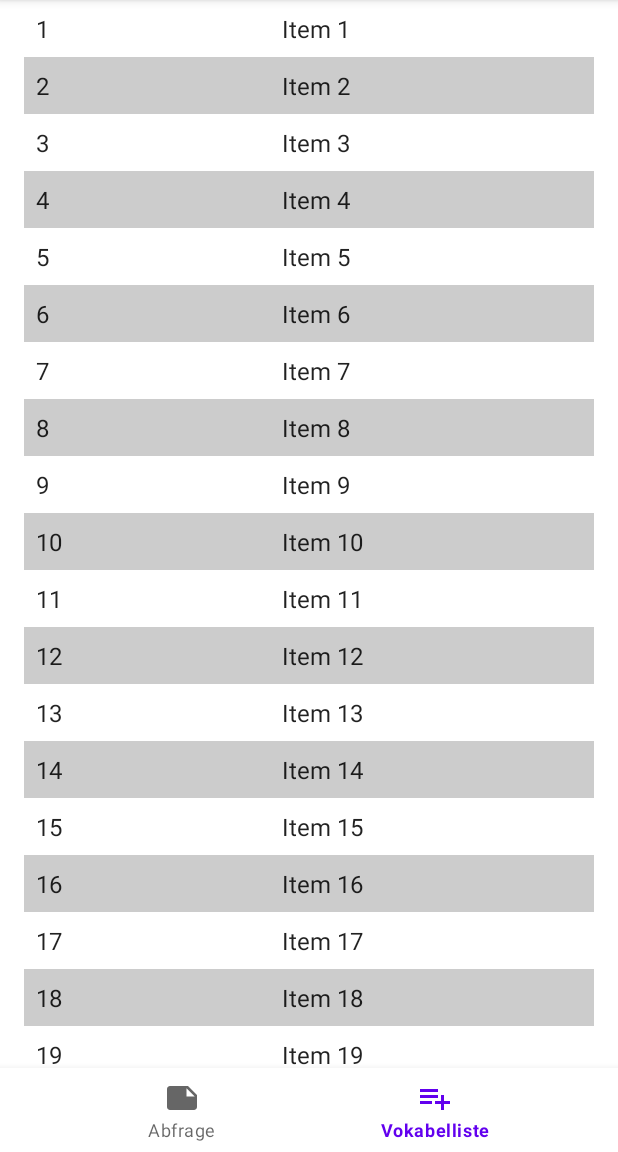
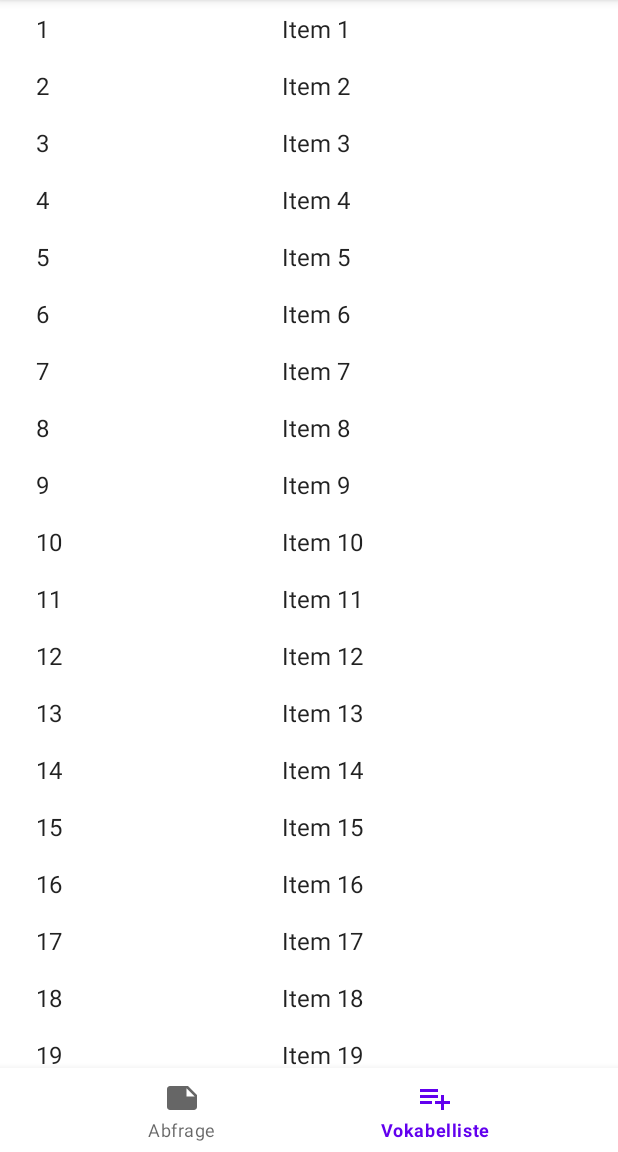
Before and after one commit to mteerie/Vocabulario, an Android app: the ListFragment screen opened through its navigation route, on a phone screen of 412 x 824 dp, the part 84-1236 px from its top. Run offline under Robolectric (Android 15) with nearby library versions, the phone set to English and light mode, and no system bars; our stand-ins replace Timber, navigation-ui.

Commit message:
refactor naming conventions create room database create data class for database object create repository for adapter access create viewmodel for database data remove previous implementation of alternating list row colour

```diff
--- a/app/src/main/java/com/inf3005/android/vocabulario/InfoFragment.kt
+++ b/app/src/main/java/com/inf3005/android/vocabulario/base/InfoFragment.kt
@@ -1,10 +1,11 @@
-package com.inf3005.android.vocabulario
+package com.inf3005.android.vocabulario.base
 
 import android.os.Bundle
 import androidx.fragment.app.Fragment
 import android.view.LayoutInflater
 import android.view.View
 import android.view.ViewGroup
+import com.inf3005.android.vocabulario.R
 
 class InfoFragment : Fragment() {
 
--- a/app/src/main/java/com/inf3005/android/vocabulario/StartFragment.kt
+++ b/app/src/main/java/com/inf3005/android/vocabulario/base/StartFragment.kt
@@ -1,10 +1,11 @@
-package com.inf3005.android.vocabulario
+package com.inf3005.android.vocabulario.base
 
 import android.os.Bundle
 import android.view.*
 import androidx.fragment.app.Fragment
 import androidx.navigation.findNavController
 import androidx.navigation.ui.NavigationUI
+import com.inf3005.android.vocabulario.R
 import timber.log.Timber
 
 /**
--- a/app/src/main/java/com/inf3005/android/vocabulario/ListFragment.kt
+++ b/app/src/main/java/com/inf3005/android/vocabulario/voclist/ListFragment.kt
@@ -1,13 +1,13 @@
-package com.inf3005.android.vocabulario
+package com.inf3005.android.vocabulario.voclist
 
 import android.os.Bundle
 import android.view.*
 import androidx.fragment.app.Fragment
-import androidx.recyclerview.widget.GridLayoutManager
 import androidx.recyclerview.widget.LinearLayoutManager
 import androidx.recyclerview.widget.RecyclerView
 import androidx.navigation.findNavController
 import androidx.navigation.ui.NavigationUI
+import com.inf3005.android.vocabulario.R
 import com.inf3005.android.vocabulario.dummy.DummyContent
 
 /**
@@ -25,17 +25,14 @@ class ListFragment : Fragment() {
         inflater: LayoutInflater, container: ViewGroup?,
         savedInstanceState: Bundle?
     ): View? {
-        val view = inflater.inflate(R.layout.fragment_vokabelliste, container, false)
+        val view = inflater.inflate(R.layout.fragment_vocabulary_list, container, false)
 
         // Set the adapter
         if (view is RecyclerView) {
             with(view) {
-                layoutManager = LinearLayoutManager(context)
-//                layoutManager = when {
-//                    columnCount <= 1 -> LinearLayoutManager(context)
-//                    else -> GridLayoutManager(context, columnCount)
-
-                adapter = MyVokabelRecyclerViewAdapter(DummyContent.ITEMS)
+                this.layoutManager = LinearLayoutManager(context)
+                this.adapter = MyVokabelRecyclerViewAdapter(DummyContent.ITEMS)
+                this.setHasFixedSize(true)
             }
         }
         setHasOptionsMenu(true)
--- a/app/src/main/java/com/inf3005/android/vocabulario/MyVokabelRecyclerViewAdapter.kt
+++ b/app/src/main/java/com/inf3005/android/vocabulario/voclist/MyVokabelRecyclerViewAdapter.kt
@@ -1,12 +1,11 @@
-package com.inf3005.android.vocabulario
+package com.inf3005.android.vocabulario.voclist
 
-import android.graphics.Color
-import androidx.recyclerview.widget.RecyclerView
 import android.view.LayoutInflater
 import android.view.View
 import android.view.ViewGroup
 import android.widget.TextView
-
+import androidx.recyclerview.widget.RecyclerView
+import com.inf3005.android.vocabulario.R
 import com.inf3005.android.vocabulario.dummy.DummyContent.DummyItem
 
 /**
@@ -14,39 +13,29 @@ import com.inf3005.android.vocabulario.dummy.DummyContent.DummyItem
  * TODO: Replace the implementation with code for your data type.
  */
 class MyVokabelRecyclerViewAdapter(
-    private val values: List<DummyItem>
+        private val values: List<DummyItem>
 ) : RecyclerView.Adapter<MyVokabelRecyclerViewAdapter.ViewHolder>() {
 
     override fun onCreateViewHolder(parent: ViewGroup, viewType: Int): ViewHolder {
         val view = LayoutInflater.from(parent.context)
-            .inflate(R.layout.fragment_vokabelliste_item, parent, false)
+            .inflate(R.layout.fragment_vocabulary_list_item, parent, false)
         return ViewHolder(view)
     }
 
     override fun onBindViewHolder(holder: ViewHolder, position: Int) {
         val item = values[position]
-        holder.idView.text = item.id
-        holder.contentView.text = item.content
-
-        /**
-        * Prüft die Position der Listenelemente und setzt die Hintergrundfarbe eines Elements bei gerader Position Hellgrau, andernfalls Weiß
-        */
-        if (position % 2 == 0) {
-            holder.itemView.setBackgroundColor(Color.WHITE)
-        }
-        else {
-            holder.itemView.setBackgroundColor(Color.LTGRAY)
-        }
+        holder.deTextView.text = item.id
+        holder.spTextView.text = item.content
     }
 
     override fun getItemCount(): Int = values.size
 
     inner class ViewHolder(view: View) : RecyclerView.ViewHolder(view) {
-        val idView: TextView = view.findViewById(R.id.item_deutsch)
-        val contentView: TextView = view.findViewById(R.id.item_spanisch)
+        val deTextView: TextView = view.findViewById(R.id.item_deutsch)
+        val spTextView: TextView = view.findViewById(R.id.item_spanisch)
 
         override fun toString(): String {
-            return super.toString() + " '" + contentView.text + "'"
+            return super.toString() + " '" + spTextView.text + "'"
         }
     }
 }
--- a/app/src/main/res/layout/activity_main.xml
+++ b/app/src/main/res/layout/activity_main.xml
@@ -6,7 +6,8 @@
     xmlns:tools="http://schemas.android.com/tools"
     android:layout_width="match_parent"
     android:layout_height="match_parent"
-    tools:context=".MainActivity">
+    tools:context=".MainActivity"
+    android:configChanges="uiMode" >
 
 <!-- Beim Versuch fragment durch FragmentContainerView zu ersetzen - wie von Android Studio vorgeschlagen -
  stürzt die App beim Erzeugen der MainActivity app. Aus irgendeinem Grund vertragen sich FragmentContainerView und
--- a/app/src/main/res/layout/fragment_start.xml
+++ b/app/src/main/res/layout/fragment_start.xml
@@ -7,7 +7,7 @@
     android:layout_height="match_parent"
     android:layout_marginBottom="?attr/actionBarSize"
 
-    tools:context="com.inf3005.android.vocabulario.StartFragment">
+    tools:context="com.inf3005.android.vocabulario.base.StartFragment">
 
     <TextView
         android:id="@+id/start_text"
--- a/app/src/main/res/layout/fragment_vokabelliste.xml
+++ b/app/src/main/res/layout/fragment_vocabulary_list.xml
@@ -10,5 +10,5 @@
     android:layout_marginRight="16dp"
     android:layout_marginBottom="?attr/actionBarSize"
     app:layoutManager="androidx.recyclerview.widget.LinearLayoutManager"
-    tools:context=".ListFragment"
-    tools:listitem="@layout/fragment_vokabelliste_item" />
+    tools:context=".voclist.ListFragment"
+    tools:listitem="@layout/fragment_vocabulary_list_item" />
--- a/app/src/main/res/menu/bottom_nav_view_items.xml
+++ b/app/src/main/res/menu/bottom_nav_view_items.xml
@@ -4,10 +4,10 @@
     per BottomNavigationView zu ermöglichen -->
     <item
         android:id="@+id/startFragment"
-        android:icon="@drawable/ic_abfrage_nav"
+        android:icon="@drawable/ic_test_nav"
         android:title="@string/abfrage_nav_button_text" />
     <item
         android:id="@+id/listFragment"
-        android:icon="@drawable/ic_vokabelliste_nav"
-        android:title="@string/vokabelliste_nav_button_text" />
+        android:icon="@drawable/ic_vocabulary_list_nav"
+        android:title="@string/vocabulary_list_nav_button_text" />
 </menu>
--- a/app/src/main/res/navigation/nav_graph_main.xml
+++ b/app/src/main/res/navigation/nav_graph_main.xml
@@ -7,17 +7,17 @@
 
     <fragment
         android:id="@+id/startFragment"
-        android:name="com.inf3005.android.vocabulario.StartFragment"
+        android:name="com.inf3005.android.vocabulario.base.StartFragment"
         android:label="fragment_start"
         tools:layout="@layout/fragment_start"/>
     <fragment
         android:id="@+id/listFragment"
-        android:name="com.inf3005.android.vocabulario.ListFragment"
-        android:label="fragment_vokabelliste"
-        tools:layout="@layout/fragment_vokabelliste"/>
+        android:name="com.inf3005.android.vocabulario.voclist.ListFragment"
+        android:label="fragment_vocabulary_list"
+        tools:layout="@layout/fragment_vocabulary_list"/>
     <fragment
         android:id="@+id/infoFragment"
-        android:name="com.inf3005.android.vocabulario.InfoFragment"
+        android:name="com.inf3005.android.vocabulario.base.InfoFragment"
         android:label="fragment_info"
         tools:layout="@layout/fragment_info" />
 </navigation>
--- a/app/src/main/res/values/strings.xml
+++ b/app/src/main/res/values/strings.xml
@@ -3,10 +3,13 @@
     <string name="start_textview_text">Prüfe Deine Vokabelkenntnisse!</string>
     <string name="abfrage_start_button_text">Start</string>
     <string name="abfrage_nav_button_text">Abfrage</string>
-    <string name="vokabelliste_nav_button_text">Vokabelliste</string>
+    <string name="vocabulary_list_nav_button_text">Vokabelliste</string>
     <string name="info_text_1">Diese Anwendung ist als Projekt für das Modul Entwicklung mobiler Anwendungen entstanden.</string>
     <string name="info_text_2">Sie soll dabei helfen Vokabeln einfach zu einer Liste zusammen zu fügen und die Möglichkeit bieten diese spielerisch abzufragen.</string>
     <string name="menu_info">Information</string>
     <string name="list_item_spanisch">spanisch</string>
     <string name="list_item_deutsch">deutsch</string>
+    <string name="fragment_info_list_icon">list icon</string>
+    <string name="fragment_info_plus_icon">plus icon</string>
+    <string name="fragment_info_play_icon">play icon</string>
 </resources>
```
Also changed, not shown: app/build.gradle (+15 -2 lines), app/src/main/java/com/inf3005/android/vocabulario/database/Vocabulary.kt (added, +17 -0 lines), app/src/main/java/com/inf3005/android/vocabulario/database/VocabularyDao.kt (added, +29 -0 lines), app/src/main/java/com/inf3005/android/vocabulario/database/VocabularyDatabase.kt (added, +37 -0 lines), app/src/main/java/com/inf3005/android/vocabulario/database/VocabularyRepository.kt (added, +28 -0 lines), app/src/main/java/com/inf3005/android/vocabulario/voclist/VocabularyViewModel.kt (added, +33 -0 lines), app/src/main/res/layout/fragment_info.xml (+7 -4 lines), app/src/main/res/drawable/ic_test_nav.xml (renamed from app/src/main/res/drawable/ic_abfrage_nav.xml), app/src/main/res/drawable/ic_vocabulary_list_nav.xml (renamed from app/src/main/res/drawable/ic_vokabelliste_nav.xml), app/src/main/res/layout/fragment_vocabulary_list_item.xml (renamed from app/src/main/res/layout/fragment_vokabelliste_item.xml).
